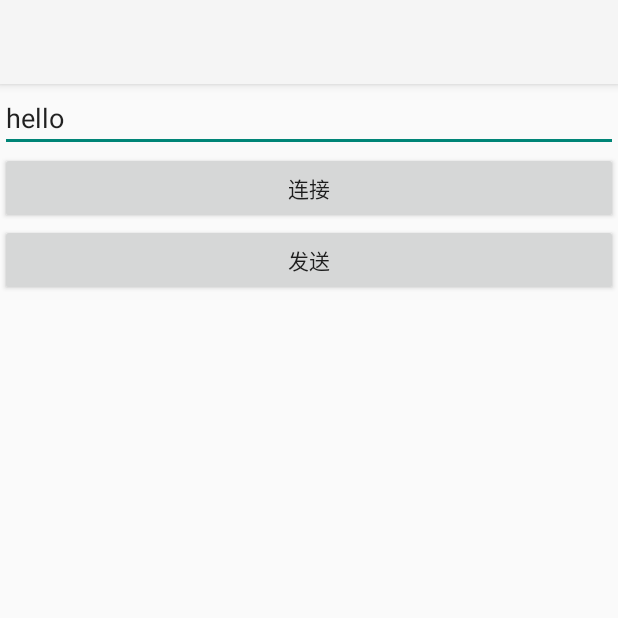
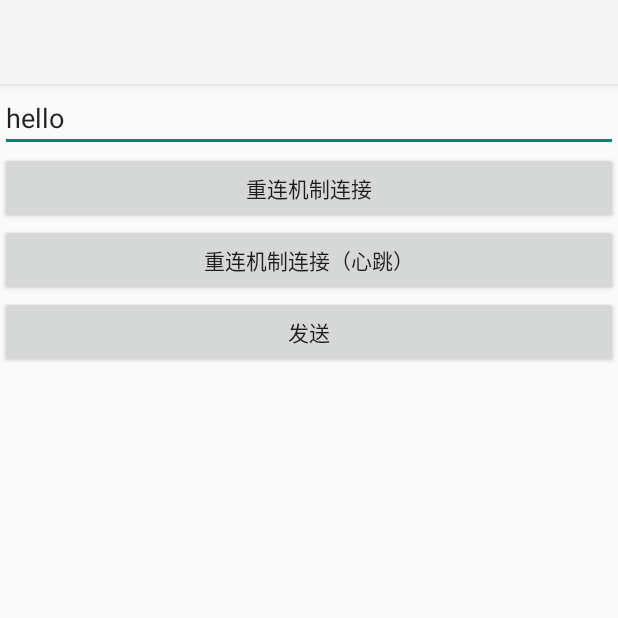
Before and after one commit to LiangLuDev/RxSocket, an Android app: the screen it shows after launch (MainActivity), on a phone screen of 412 x 824 dp, the top half of it. Run offline under Robolectric (Android 15) with nearby library versions, the phone set to English and light mode, and no system bars; our stand-ins replace RxJava.

```diff
--- a/app/src/main/java/com/luliang/rxsocket/MainActivity.java
+++ b/app/src/main/java/com/luliang/rxsocket/MainActivity.java
@@ -9,14 +9,16 @@ import android.widget.Button;
 import android.widget.EditText;
 
 import io.reactivex.functions.Consumer;
-import io.reactivex.functions.Predicate;
 import io.reactivex.schedulers.Schedulers;
 
 public class MainActivity extends AppCompatActivity {
     private RxSocket rxSocket;
     Button mBtnSend;
     Button mBtnConnect;
+    Button mBtnHeartConnect;
     EditText mEtSendText;
+    private String HOST ="192.168.1.223";
+    private int PORT=8080;
 
 
     @Override
@@ -27,22 +29,32 @@ public class MainActivity extends AppCompatActivity {
 
         mBtnSend = findViewById(R.id.btn_send);
         mBtnConnect = findViewById(R.id.btn_connect);
+        mBtnHeartConnect = findViewById(R.id.btn_heart_connect);
         mEtSendText = findViewById(R.id.et_send_text);
 
-        mBtnConnect.setOnClickListener(view -> connectSocket());
+
+
+         //初始化
+        RxSocket rxSocket = RxSocket.getInstance();
+
+        mBtnConnect.setOnClickListener(new View.OnClickListener() {
+            @Override
+            public void onClick(View view) {
+                //重连机制的订阅
+                rxSocket.reconnection(HOST, PORT)
+                        .subscribe(s -> Log.d("server response data", s));
+            }
+        });
+
+        mBtnHeartConnect.setOnClickListener(new View.OnClickListener() {
+            @Override
+            public void onClick(View view) {
+                //心跳、重连机制的订阅
+                rxSocket.reconnectionAndHeartBeat(HOST, PORT, 5, "---Hello---")
+                        .subscribe(s -> Log.d("server response data", s));
+            }
+        });
+
         mBtnSend.setOnClickListener(view -> rxSocket.send(mEtSendText.getText().toString()).subscribeOn(Schedulers.io()).subscribe());
     }
-
-    private void connectSocket() {
-        //初始化socket
-        rxSocket = RxSocket.getInstance();
-        //socket连接
-        rxSocket.connect("192.168.137.1", 8080)
-                .filter(aBoolean -> aBoolean)
-                .compose(rxSocket.heartBeat(5, "keep heart"))
-                .compose(rxSocket.read())
-                .filter(s -> !TextUtils.isEmpty(s))
-                .compose(RxSchedulers.io_main())
-                .subscribe(s -> Log.d("server response data", s));
-    }
 }
--- a/app/src/main/java/com/luliang/rxsocket/RxSchedulers.java
+++ b/app/src/main/java/com/luliang/rxsocket/RxSchedulers.java
@@ -7,9 +7,11 @@ import io.reactivex.android.schedulers.AndroidSchedulers;
 import io.reactivex.schedulers.Schedulers;
 
 /**
- * Created by Liang_Lu on 17/9/7.
+ * @author LuLiang
+ * @github https://github.com/LiangLuDev
  * 线程切换封装
  */
+
 public class RxSchedulers {
     public static <T> ObservableTransformer<T, T> io_main() {
         return upstream -> upstream.subscribeOn(Schedulers.io())
--- a/app/src/main/res/layout/activity_main.xml
+++ b/app/src/main/res/layout/activity_main.xml
@@ -18,7 +18,13 @@
         android:id="@+id/btn_connect"
         android:layout_width="match_parent"
         android:layout_height="wrap_content"
-        android:text="连接" />
+        android:text="重连机制连接" />
+
+    <Button
+        android:id="@+id/btn_heart_connect"
+        android:layout_width="match_parent"
+        android:layout_height="wrap_content"
+        android:text="重连机制连接（心跳）" />
 
     <Button
         android:id="@+id/btn_send"
```
Also changed, not shown: app/src/main/java/com/luliang/rxsocket/RxSocket.java (+52 -18 lines), 4 other files.
